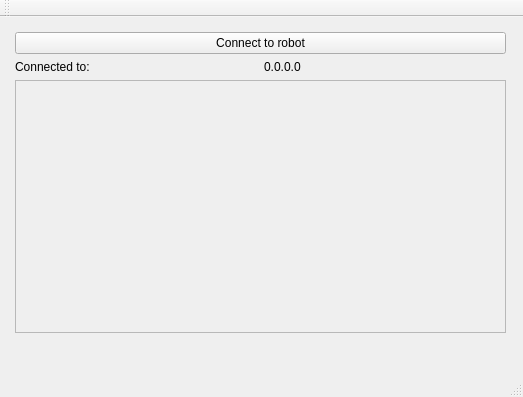
Old version of the form qt/RobotStation/stationwindow.ui in the repository jgcoded/RaspbOOP.
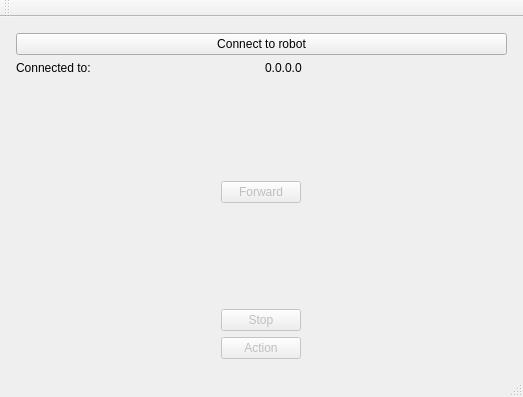
New version of the form.

```diff
--- a/qt/RobotStation/stationwindow.ui
+++ b/qt/RobotStation/stationwindow.ui
@@ -14,16 +14,9 @@
    <string>Robot Station</string>
   </property>
   <widget class="QWidget" name="centralWidget">
-   <widget class="QWidget" name="verticalLayoutWidget">
-    <property name="geometry">
-     <rect>
-      <x>10</x>
-      <y>10</y>
-      <width>501</width>
-      <height>311</height>
-     </rect>
-    </property>
-    <layout class="QVBoxLayout" name="verticalLayout" stretch="0,0,1">
+   <layout class="QVBoxLayout" name="verticalLayout_3">
+    <item>
+     <layout class="QVBoxLayout" name="verticalLayout" stretch="0,0,0">
      <property name="leftMargin">
       <number>5</number>
      </property>
@@ -62,17 +55,66 @@
       </layout>
      </item>
      <item>
-      <widget class="QFrame" name="frame">
-       <property name="frameShape">
-        <enum>QFrame::StyledPanel</enum>
-       </property>
-       <property name="frameShadow">
-        <enum>QFrame::Raised</enum>
-       </property>
-      </widget>
-     </item>
-    </layout>
-   </widget>
+       <layout class="QVBoxLayout" name="verticalLayout_5" stretch="1,0,0">
+        <property name="sizeConstraint">
+         <enum>QLayout::SetDefaultConstraint</enum>
+        </property>
+        <property name="leftMargin">
+         <number>0</number>
+        </property>
+        <item alignment="Qt::AlignHCenter|Qt::AlignVCenter">
+         <widget class="QPushButton" name="forwardButton">
+          <property name="enabled">
+           <bool>false</bool>
+          </property>
+          <property name="sizePolicy">
+           <sizepolicy hsizetype="Minimum" vsizetype="Fixed">
+            <horstretch>0</horstretch>
+            <verstretch>0</verstretch>
+           </sizepolicy>
+          </property>
+          <property name="text">
+           <string>Forward</string>
+          </property>
+         </widget>
+        </item>
+        <item alignment="Qt::AlignHCenter|Qt::AlignVCenter">
+         <widget class="QPushButton" name="stopButton">
+          <property name="enabled">
+           <bool>false</bool>
+          </property>
+          <property name="sizePolicy">
+           <sizepolicy hsizetype="Minimum" vsizetype="Fixed">
+            <horstretch>0</horstretch>
+            <verstretch>0</verstretch>
+           </sizepolicy>
+          </property>
+          <property name="text">
+           <string>Stop</string>
+          </property>
+         </widget>
+        </item>
+        <item alignment="Qt::AlignHCenter|Qt::AlignVCenter">
+         <widget class="QPushButton" name="actionButton">
+          <property name="enabled">
+           <bool>false</bool>
+          </property>
+          <property name="sizePolicy">
+           <sizepolicy hsizetype="Minimum" vsizetype="Fixed">
+            <horstretch>0</horstretch>
+            <verstretch>0</verstretch>
+           </sizepolicy>
+          </property>
+          <property name="text">
+           <string>Action</string>
+          </property>
+         </widget>
+        </item>
+       </layout>
+      </item>
+     </layout>
+    </item>
+   </layout>
   </widget>
   <widget class="QMenuBar" name="menuBar">
    <property name="geometry">
```
Left out of the diff: 59 changed lines with no effect on the pictures. Lines whose indentation alone changed are shown as unchanged.
